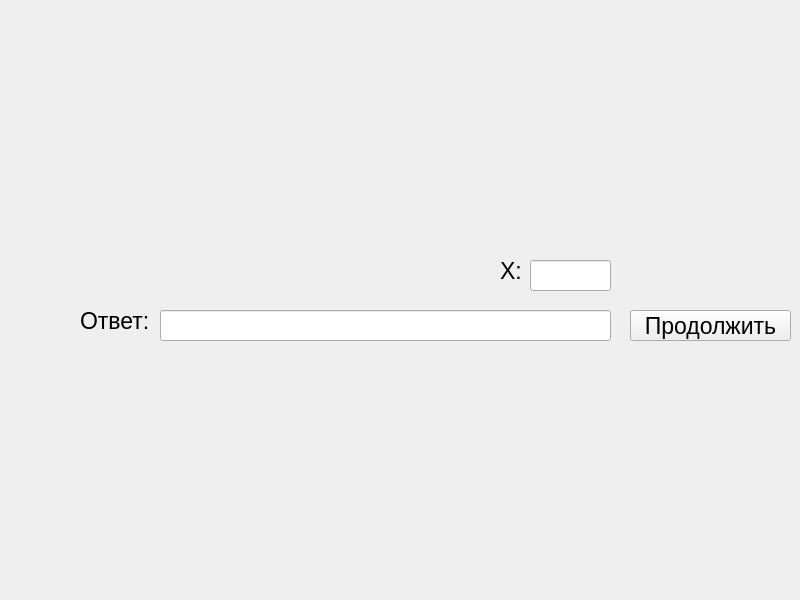
vladserv/new-bgd, file ui/FirstTask/FirstSlide/firstSlide.ui: the form before one commit.
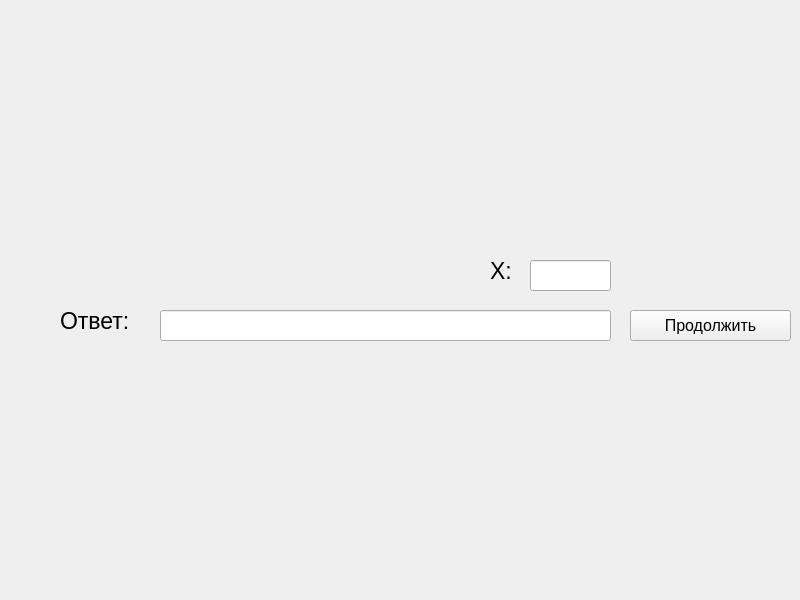
The form after the commit. Icons and pictures are not drawn.

Patch:
```diff
--- a/ui/FirstTask/FirstSlide/firstSlide.ui
+++ b/ui/FirstTask/FirstSlide/firstSlide.ui
@@ -48,7 +48,7 @@
    <widget class="QLabel" name="label_2">
     <property name="geometry">
      <rect>
-      <x>80</x>
+      <x>60</x>
       <y>300</y>
       <width>101</width>
       <height>41</height>
@@ -74,7 +74,7 @@
     </property>
     <property name="font">
      <font>
-      <pointsize>17</pointsize>
+      <pointsize>12</pointsize>
      </font>
     </property>
     <property name="text">
@@ -99,9 +99,9 @@
    <widget class="QLabel" name="label_3">
     <property name="geometry">
      <rect>
-      <x>500</x>
+      <x>490</x>
       <y>250</y>
-      <width>21</width>
+      <width>31</width>
       <height>41</height>
      </rect>
     </property>
```
